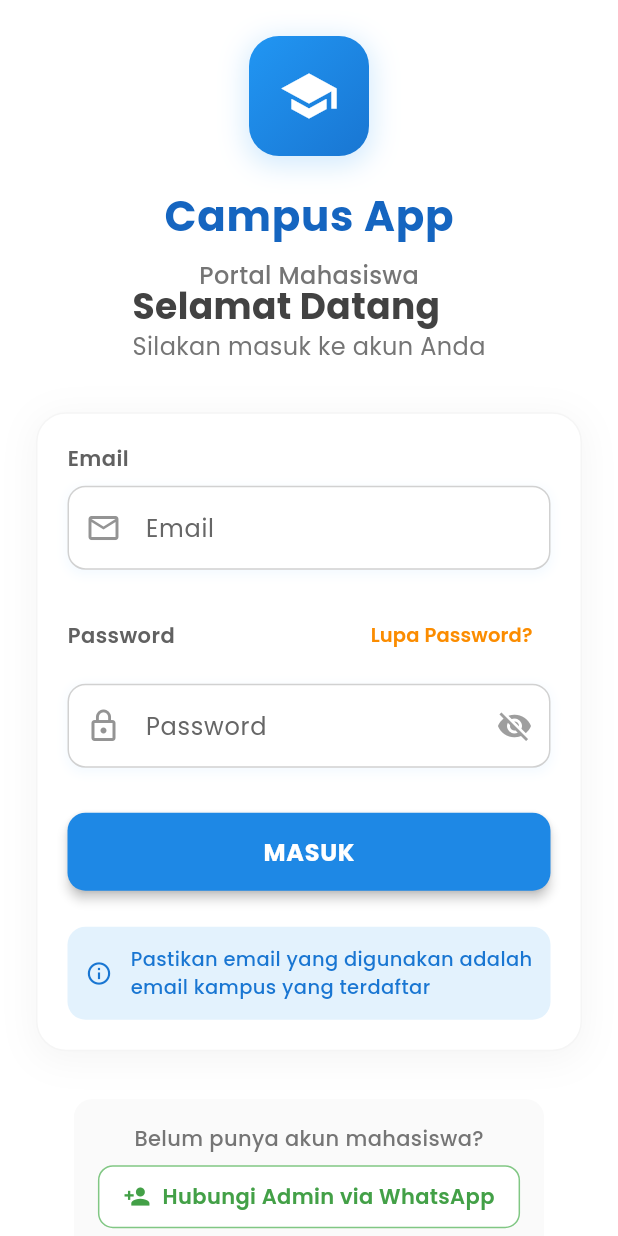
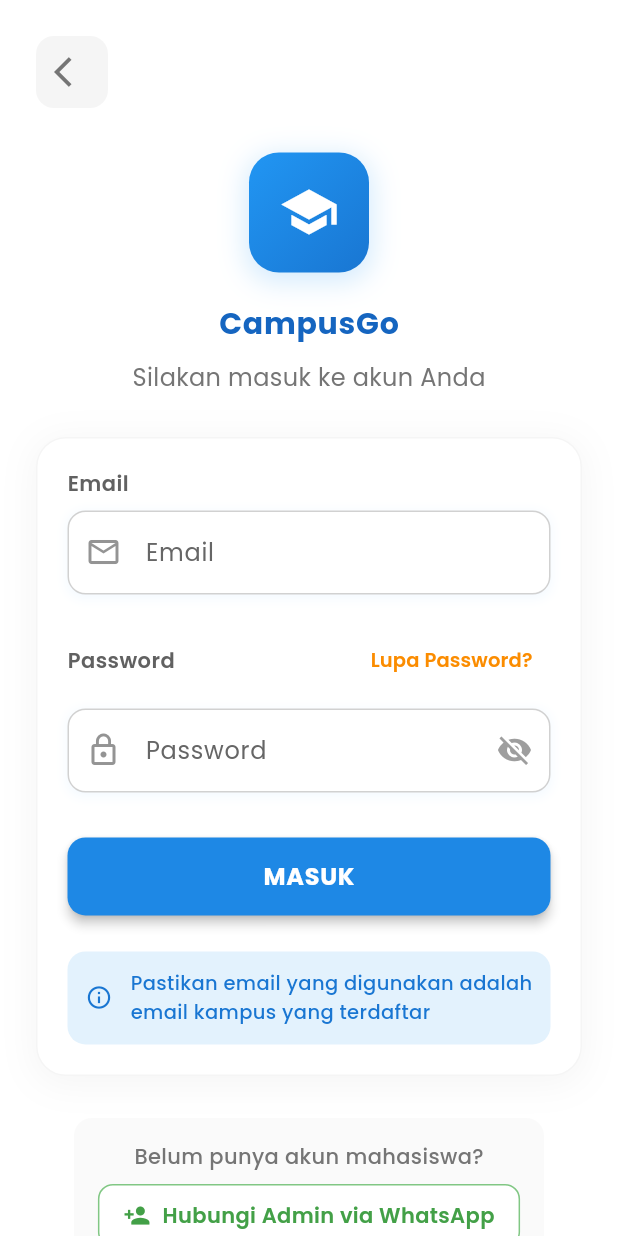
Before and after one commit to Muzakiiii/campusapp, a Flutter app: the LoginScreen screen opened by its route, on a phone screen of 412 x 824 dp. Run offline on Flutter 3.47's test engine with Material 3 defaults, Android fonts, the phone set to English and light mode, and no system bars; our stand-ins replace cloud_firestore, firebase_auth, firebase_core, firebase_storage, image_picker; accounts and stored records are empty; project files that could hold a hidden picture were left out.

Commit message:
dashboard, login admin dan mahasiswa

```diff
--- a/lib/features/auth/presentation/screens/login_screen.dart
+++ b/lib/features/auth/presentation/screens/login_screen.dart
@@ -4,7 +4,6 @@ import 'package:cloud_firestore/cloud_firestore.dart';
 import 'package:url_launcher/url_launcher.dart';
 
 import 'package:campusapp/core/themes/app_theme.dart';
-// import 'package:campusapp/shared/widgets/custom_button.dart';
 import 'package:campusapp/shared/widgets/custom_text_field.dart';
 import 'package:campusapp/app/routes.dart';
 
@@ -439,9 +438,32 @@ class _LoginScreenState extends State<LoginScreen> {
               key: _formKey,
               child: Column(
                 children: [
+                  // Back Button - TAMBAHAN
+                  Container(
+                    alignment: Alignment.centerLeft,
+                    margin: const EdgeInsets.only(bottom: 20),
+                    child: IconButton(
+                      onPressed: () {
+                        Navigator.pop(context);
+                      },
+                      icon: Icon(
+                        Icons.arrow_back_ios,
+                        color: Colors.grey[600],
+                        size: 24,
+                      ),
+                      style: IconButton.styleFrom(
+                        padding: const EdgeInsets.all(12),
+                        backgroundColor: Colors.grey[100],
+                        shape: RoundedRectangleBorder(
+                          borderRadius: BorderRadius.circular(12),
+                        ),
+                      ),
+                    ),
+                  ),
+
                   // Header Section
                   SizedBox(
-                    height: screenHeight * 0.2,
+                    height: screenHeight * 0.18,
                     child: Column(
                       mainAxisAlignment: MainAxisAlignment.center,
                       children: [
@@ -475,42 +497,42 @@ class _LoginScreenState extends State<LoginScreen> {
                         ),
                         const SizedBox(height: 20),
                         Text(
-                          'Campus App',
+                          'CampusGo',
                           style: TextStyle(
-                            fontSize: 28,
+                            fontSize: 20,
                             fontWeight: FontWeight.bold,
                             color: Colors.blue[800],
                             letterSpacing: 0.5,
                           ),
                         ),
-                        const SizedBox(height: 8),
-                        Text(
-                          'Portal Mahasiswa',
-                          style: TextStyle(
-                            fontSize: 16,
-                            color: Colors.grey[600],
-                            fontWeight: FontWeight.w500,
-                          ),
-                        ),
+                        // const SizedBox(height: 8),
+                        // Text(
+                        //   'Portal Mahasiswa',
+                        //   style: TextStyle(
+                        //     fontSize: 16,
+                        //     color: Colors.grey[600],
+                        //     fontWeight: FontWeight.w500,
+                        //   ),
+                        // ),
                       ],
                     ),
                   ),
 
                   // Welcome Text
                   Container(
-                    margin: const EdgeInsets.only(bottom: 32),
+                    margin: const EdgeInsets.only(bottom: 28),
                     child: Column(
                       crossAxisAlignment: CrossAxisAlignment.start,
                       children: [
-                        Text(
-                          'Selamat Datang',
-                          style: TextStyle(
-                            fontSize: 24,
-                            fontWeight: FontWeight.w700,
-                            color: Colors.grey[800],
-                            height: 1.3,
-                          ),
-                        ),
+                        // Text(
+                        //   'Selamat Datang',
+                        //   style: TextStyle(
+                        //     fontSize: 20,
+                        //     fontWeight: FontWeight.w700,
+                        //     color: Colors.grey[800],
+                        //     height: 1.3,
+                        //   ),
+                        // ),
                         Text(
                           'Silakan masuk ke akun Anda',
                           style: TextStyle(
@@ -741,7 +763,7 @@ class _LoginScreenState extends State<LoginScreen> {
 
                   // Footer Section (untuk pembuatan akun)
                   Container(
-                    margin: const EdgeInsets.only(top: 32),
+                    margin: const EdgeInsets.only(top: 28),
                     padding: const EdgeInsets.all(16),
                     decoration: BoxDecoration(
                       color: Colors.grey[50],
@@ -797,7 +819,7 @@ class _LoginScreenState extends State<LoginScreen> {
 
                   // Version/Footer
                   Container(
-                    margin: EdgeInsets.only(top: screenHeight * 0.05),
+                    margin: EdgeInsets.only(top: screenHeight * 0.04),
                     child: Text(
                       'v1.0.0 • Campus App © 2024',
                       style: TextStyle(
```
Also changed, not shown: lib/features/admin/presentation/screens/admin_dashboard_screen.dart (+35 -1 lines), lib/features/auth/presentation/screens/admin_login_screen.dart (+28 -5 lines).
